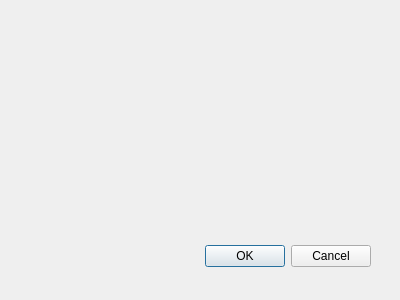
Above: InfluenceZone/infl_zone_dialog_base.ui from dalxder/compQgis-Zonas_Influencia before the change. Below: the same form after it.
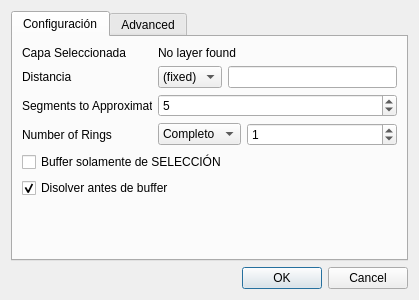
That is the form after the change.

```diff
--- a/InfluenceZone/infl_zone_dialog_base.ui
+++ b/InfluenceZone/infl_zone_dialog_base.ui
@@ -1,33 +1,338 @@
 <ui version="4.0" >
  <class>InfluenceZoneDialogBase</class>
- <widget class="QDialog" name="InfluenceZoneDialogBase" >
-  <property name="geometry" >
+ <widget class="QDialog" name="InfluenceZoneDialogBase">
+  <property name="geometry">
    <rect>
     <x>0</x>
     <y>0</y>
-    <width>400</width>
+    <width>415</width>
     <height>300</height>
    </rect>
   </property>
   <property name="windowTitle" >
    <string>Zonas de Influencia</string>
   </property>
-  <widget class="QDialogButtonBox" name="button_box" >
-   <property name="geometry" >
-    <rect>
-     <x>30</x>
-     <y>240</y>
-     <width>341</width>
-     <height>32</height>
-    </rect>
-   </property>
-   <property name="orientation" >
-    <enum>Qt::Horizontal</enum>
-   </property>
-   <property name="standardButtons" >
-    <set>QDialogButtonBox::Cancel|QDialogButtonBox::Ok</set>
-   </property>
-  </widget>
+  <layout class="QVBoxLayout" name="verticalLayout">
+   <item>
+    <widget class="QTabWidget" name="tabWidget">
+     <property name="maximumSize">
+      <size>
+       <width>400</width>
+       <height>16777215</height>
+      </size>
+     </property>
+     <property name="tabPosition">
+      <enum>QTabWidget::North</enum>
+     </property>
+     <property name="tabShape">
+      <enum>QTabWidget::Rounded</enum>
+     </property>
+     <property name="currentIndex">
+      <number>0</number>
+     </property>
+     <widget class="QWidget" name="tab">
+      <attribute name="title">
+       <string>Configuración</string>
+      </attribute>
+      <layout class="QVBoxLayout" name="verticalLayout_2">
+       <item>
+        <layout class="QHBoxLayout" name="horizontalLayout_4">
+         <item>
+          <widget class="QLabel" name="label_4">
+           <property name="minimumSize">
+            <size>
+             <width>130</width>
+             <height>0</height>
+            </size>
+           </property>
+           <property name="maximumSize">
+            <size>
+             <width>130</width>
+             <height>16777215</height>
+            </size>
+           </property>
+           <property name="text">
+            <string>Capa Seleccionada</string>
+           </property>
+          </widget>
+         </item>
+         <item>
+          <widget class="QLabel" name="buffer_layer_name">
+           <property name="minimumSize">
+            <size>
+             <width>150</width>
+             <height>0</height>
+            </size>
+           </property>
+           <property name="toolTip">
+            <string>Please select layer from the layers panel befopre buffering to change.</string>
+           </property>
+           <property name="text">
+            <string>&lt;html&gt;&lt;head/&gt;&lt;body&gt;&lt;p&gt;No layer found&lt;/p&gt;&lt;/body&gt;&lt;/html&gt;</string>
+           </property>
+          </widget>
+         </item>
+        </layout>
+       </item>
+       <item>
+        <layout class="QHBoxLayout" name="horizontalLayout">
+         <item>
+          <widget class="QLabel" name="label">
+           <property name="minimumSize">
+            <size>
+             <width>130</width>
+             <height>0</height>
+            </size>
+           </property>
+           <property name="maximumSize">
+            <size>
+             <width>130</width>
+             <height>16777215</height>
+            </size>
+           </property>
+           <property name="text">
+            <string>Distancia</string>
+           </property>
+          </widget>
+         </item>
+         <item>
+          <widget class="QComboBox" name="comboAtrib">
+           <item>
+            <property name="text">
+             <string>(fixed)</string>
+            </property>
+           </item>
+          </widget>
+         </item>
+         <item>
+          <widget class="QLineEdit" name="bufferDistance"/>
+         </item>
+        </layout>
+       </item>
+       <item>
+        <layout class="QHBoxLayout" name="horizontalLayout_2">
+         <item>
+          <widget class="QLabel" name="label_2">
+           <property name="minimumSize">
+            <size>
+             <width>130</width>
+             <height>0</height>
+            </size>
+           </property>
+           <property name="maximumSize">
+            <size>
+             <width>130</width>
+             <height>16777215</height>
+            </size>
+           </property>
+           <property name="text">
+            <string>Segments to Approximate</string>
+           </property>
+          </widget>
+         </item>
+         <item>
+          <widget class="QSpinBox" name="segmentsToApproximate">
+           <property name="minimumSize">
+            <size>
+             <width>150</width>
+             <height>0</height>
+            </size>
+           </property>
+           <property name="toolTip">
+            <string>How smooth the resulting buffers will be.</string>
+           </property>
+           <property name="maximum">
+            <number>300</number>
+           </property>
+           <property name="value">
+            <number>5</number>
+           </property>
+          </widget>
+         </item>
+        </layout>
+       </item>
+       <item>
+        <layout class="QHBoxLayout" name="horizontalLayout_3">
+         <item>
+          <widget class="QLabel" name="label_3">
+           <property name="minimumSize">
+            <size>
+             <width>130</width>
+             <height>0</height>
+            </size>
+           </property>
+           <property name="maximumSize">
+            <size>
+             <width>130</width>
+             <height>16777215</height>
+            </size>
+           </property>
+           <property name="text">
+            <string>Number of Rings</string>
+           </property>
+          </widget>
+         </item>
+         <item>
+          <widget class="QComboBox" name="comboSide">
+           <item>
+            <property name="text">
+             <string>Completo</string>
+            </property>
+           </item>
+           <item>
+            <property name="text">
+             <string>Derecha</string>
+            </property>
+           </item>
+           <item>
+            <property name="text">
+             <string>Izquierda</string>
+            </property>
+           </item>
+          </widget>
+         </item>
+         <item>
+          <widget class="QSpinBox" name="numberOfRings">
+           <property name="minimumSize">
+            <size>
+             <width>150</width>
+             <height>0</height>
+            </size>
+           </property>
+           <property name="toolTip">
+            <string>Number of rings.</string>
+           </property>
+           <property name="maximum">
+            <number>999999999</number>
+           </property>
+           <property name="value">
+            <number>1</number>
+           </property>
+          </widget>
+         </item>
+        </layout>
+       </item>
+       <item>
+        <widget class="QCheckBox" name="selectedfeats">
+         <property name="enabled">
+          <bool>true</bool>
+         </property>
+         <property name="text">
+          <string>Buffer solamente de SELECCIÓN</string>
+         </property>
+         <property name="checkable">
+          <bool>true</bool>
+         </property>
+         <property name="checked">
+          <bool>false</bool>
+         </property>
+        </widget>
+       </item>
+       <item>
+        <widget class="QCheckBox" name="dissovle_button_2">
+         <property name="toolTip">
+          <string>Not dissolving may produce strange results with neighbouring features.</string>
+         </property>
+         <property name="text">
+          <string>Disolver antes de buffer</string>
+         </property>
+         <property name="checked">
+          <bool>true</bool>
+         </property>
+        </widget>
+       </item>
+       <item>
+        <spacer name="verticalSpacer">
+         <property name="orientation">
+          <enum>Qt::Vertical</enum>
+         </property>
+         <property name="sizeHint" stdset="0">
+          <size>
+           <width>373</width>
+           <height>4</height>
+          </size>
+         </property>
+        </spacer>
+       </item>
+      </layout>
+     </widget>
+     <widget class="QWidget" name="tab_2">
+      <attribute name="title">
+       <string>Advanced</string>
+      </attribute>
+      <layout class="QVBoxLayout" name="verticalLayout_3">
+       <item>
+        <widget class="QLabel" name="label_5">
+         <property name="text">
+          <string>Buffer style:</string>
+         </property>
+        </widget>
+       </item>
+       <item>
+        <layout class="QHBoxLayout" name="horizontalLayout_5">
+         <item>
+          <widget class="QRadioButton" name="sequential_style">
+           <property name="toolTip">
+            <string>Buffer resulting buffer sequentially.</string>
+           </property>
+           <property name="text">
+            <string>Sequential</string>
+           </property>
+           <property name="checked">
+            <bool>true</bool>
+           </property>
+          </widget>
+         </item>
+         <item>
+          <widget class="QRadioButton" name="central_style">
+           <property name="toolTip">
+            <string>Buffer the central feature with increasing distance.</string>
+           </property>
+           <property name="text">
+            <string>Central</string>
+           </property>
+          </widget>
+         </item>
+        </layout>
+       </item>
+       <item>
+        <widget class="QLabel" name="label_6">
+         <property name="text">
+          <string>&lt;html&gt;&lt;head/&gt;&lt;body&gt;&lt;p&gt;&lt;a href=&quot;https://rawgit.com/HeikkiVesanto/QGIS_Multi_Ring_Buffer/master/help/index.html&quot;&gt;&lt;span style=&quot; text-decoration: underline; color:#0000ff;&quot;&gt;What does this mean?&lt;/span&gt;&lt;/a&gt;&lt;/p&gt;&lt;/body&gt;&lt;/html&gt;</string>
+         </property>
+         <property name="openExternalLinks">
+          <bool>true</bool>
+         </property>
+        </widget>
+       </item>
+       <item>
+        <spacer name="verticalSpacer_2">
+         <property name="orientation">
+          <enum>Qt::Vertical</enum>
+         </property>
+         <property name="sizeHint" stdset="0">
+          <size>
+           <width>20</width>
+           <height>40</height>
+          </size>
+         </property>
+        </spacer>
+       </item>
+      </layout>
+     </widget>
+    </widget>
+   </item>
+   <item>
+    <widget class="QDialogButtonBox" name="buttonBox">
+     <property name="orientation">
+      <enum>Qt::Horizontal</enum>
+     </property>
+     <property name="standardButtons">
+      <set>QDialogButtonBox::Cancel|QDialogButtonBox::Ok</set>
+     </property>
+    </widget>
+   </item>
+  </layout>
  </widget>
  <resources/>
  <connections>
```
Left out of the diff: 33 changed lines with no effect on the pictures.
